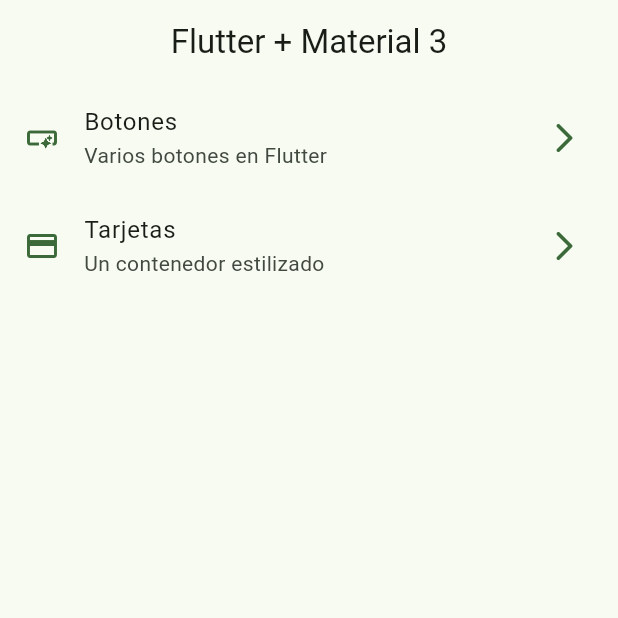
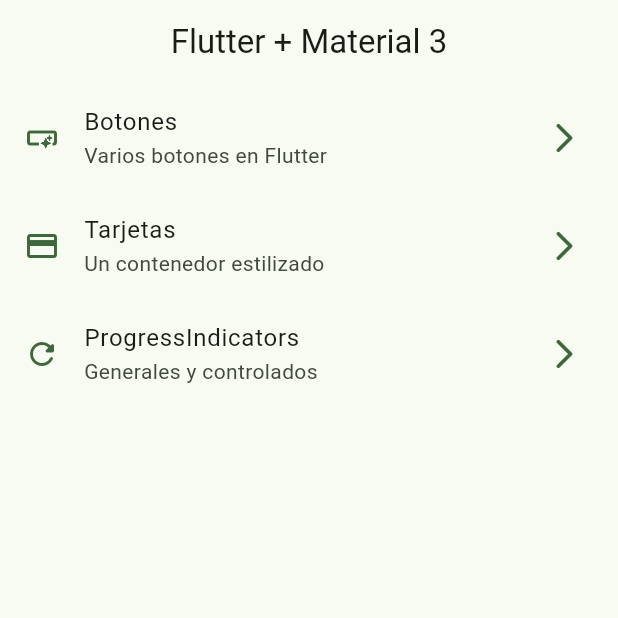
Before and after one commit to AlexisPucheta/widgetsApp, a Flutter app: the screen it shows after launch, on a phone screen of 412 x 824 dp, the top half of it. Run offline on Flutter 3.47's test engine with Material 3 defaults, Android fonts, the phone set to English and light mode, and no system bars; our stand-ins replace go_router.

```diff
--- a/lib/config/menu/menu_items.dart
+++ b/lib/config/menu/menu_items.dart
@@ -27,4 +27,10 @@ const appMenuItems = <MenuItems>[
     icon: Icons.credit_card,
     link: '/cards',
   ),
+  MenuItems(
+    title: 'ProgressIndicators',
+    subtitle: 'Generales y controlados',
+    icon: Icons.refresh_rounded,
+    link: '/progress',
+  ),
 ];
--- a/lib/config/router/app_router.dart
+++ b/lib/config/router/app_router.dart
@@ -19,5 +19,10 @@ final appRouter = GoRouter(
       name: CardsScreen.name,
       builder: (context, state) => const CardsScreen(),
     ),
+    GoRoute(
+      path: '/progress',
+      name: ProgressScreen.name,
+      builder: (context, state) => const ProgressScreen(),
+    ),
   ],
 );
```
Also changed, not shown: lib/presentation/screens/progress/progress_screen.dart (+69 -1 lines).
